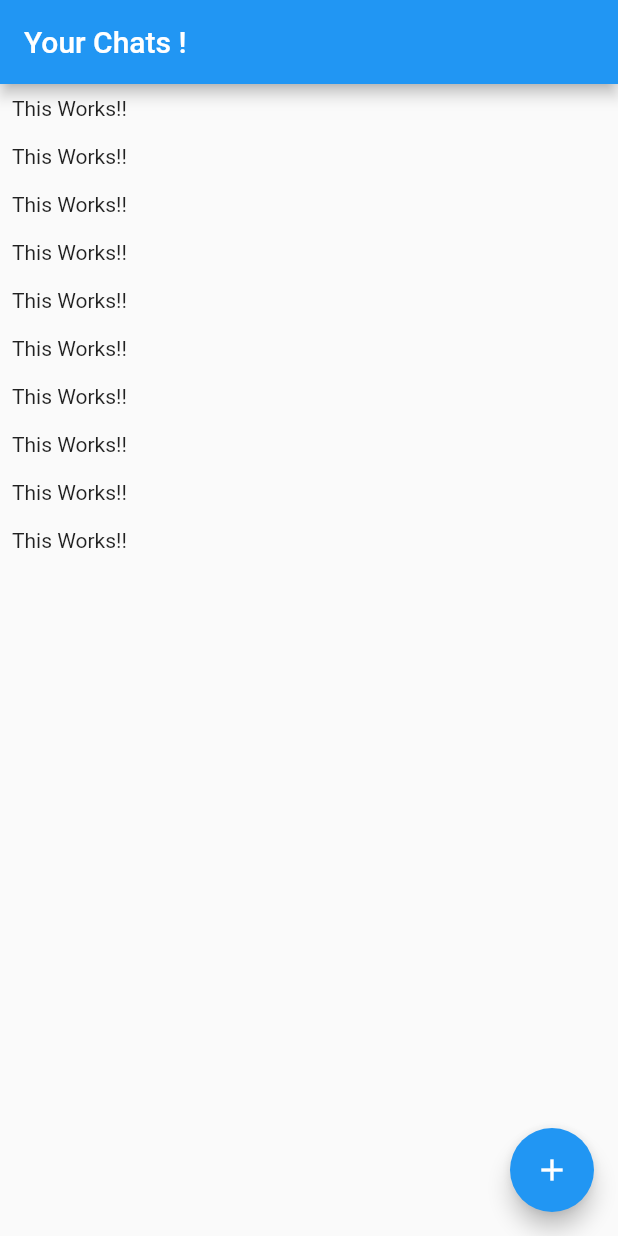
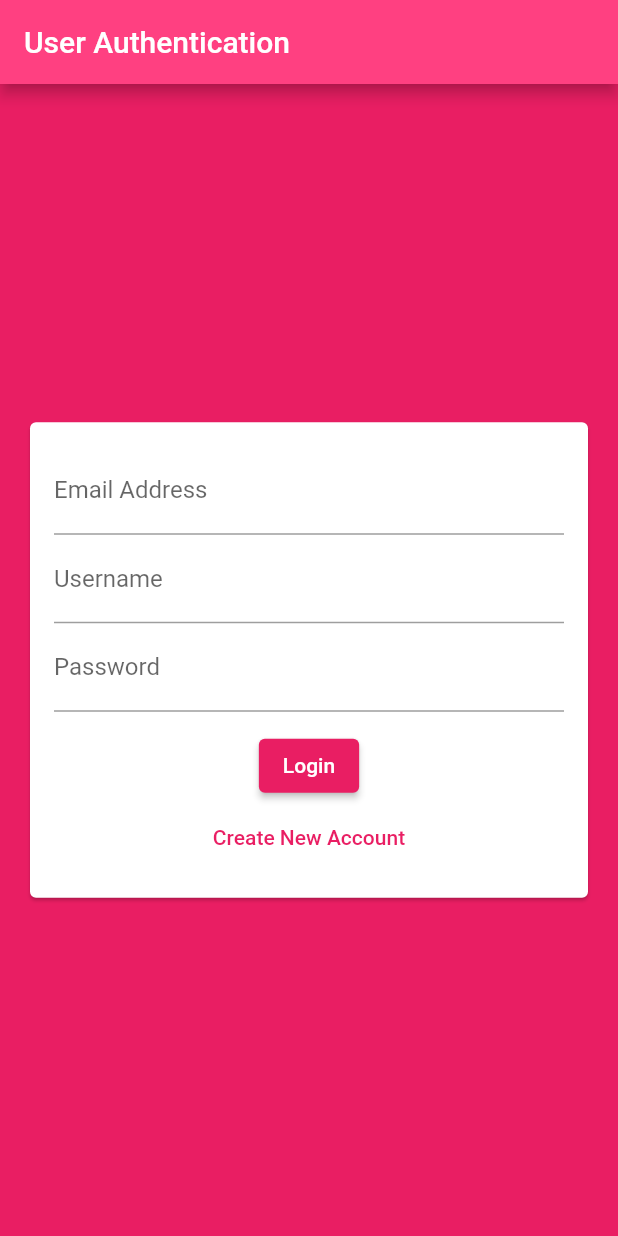
Before and after one commit to bharatbudhori/Flutter_Chat, a Flutter app: the screen it shows after launch, on a phone screen of 412 x 824 dp. Run offline on Flutter 3.47's test engine with Material 2 defaults, Android fonts, the phone set to English and light mode, and no system bars; our stand-ins replace cloud_firestore, firebase_core; accounts and stored records are empty.

Commit message:
Setting up Theme

```diff
--- a/lib/main.dart
+++ b/lib/main.dart
@@ -2,6 +2,7 @@ import 'package:flutter/material.dart';
 import 'package:firebase_core/firebase_core.dart';
 
 import './screens/chat_screen.dart';
+import './screens/auth_screen.dart';
 
 void main() async {
   WidgetsFlutterBinding.ensureInitialized();
@@ -15,11 +16,22 @@ class MyApp extends StatelessWidget {
   @override
   Widget build(BuildContext context) {
     return MaterialApp(
+      debugShowCheckedModeBanner: false,
       title: 'Flutter Chat',
       theme: ThemeData(
-        primarySwatch: Colors.blue,
+        primarySwatch: Colors.pink,
+        backgroundColor: Colors.pink,
+        accentColor: Colors.deepPurple,
+        accentColorBrightness: Brightness.dark,
+        buttonTheme: ButtonTheme.of(context).copyWith(
+          buttonColor: Colors.pink,
+          textTheme: ButtonTextTheme.primary,
+          shape: RoundedRectangleBorder(
+            borderRadius: BorderRadius.circular(20),
+          ),
+        ),
       ),
-      home: ChatScreen(),
+      home: AuthScreen(),
     );
   }
 }
--- a/lib/screens/auth_screen.dart
+++ b/lib/screens/auth_screen.dart
@@ -0,0 +1,22 @@
+import 'package:flutter/material.dart';
+
+import '../widgets/auth/auth_form.dart';
+
+class AuthScreen extends StatefulWidget {
+  @override
+  _AuthScreenState createState() => _AuthScreenState();
+}
+
+class _AuthScreenState extends State<AuthScreen> {
+  @override
+  Widget build(BuildContext context) {
+    return Scaffold(
+      backgroundColor: Theme.of(context).primaryColor,
+      appBar: AppBar(
+        backgroundColor: Colors.pinkAccent,
+        title: Text('User Authentication'),
+      ),
+      body: AuthForm(),
+    );
+  }
+}
--- a/lib/screens/chat_screen.dart
+++ b/lib/screens/chat_screen.dart
@@ -8,22 +8,31 @@ class ChatScreen extends StatelessWidget {
       appBar: AppBar(
         title: Text('Your Chats !'),
       ),
-      body: ListView.builder(
-          itemCount: 10,
-          itemBuilder: (ctx, index) => Container(
-                padding: EdgeInsets.all(8),
-                child: Text("This Works!!"),
-              )),
+      body: StreamBuilder(
+        stream: FirebaseFirestore.instance
+            .collection('chats/MuPIJYEwJVZh3gm8tarY/messages')
+            .snapshots(),
+        builder: (ctx, streamSnapshot) {
+          if (streamSnapshot.connectionState == ConnectionState.waiting) {
+            return Center(
+              child: CircularProgressIndicator(),
+            );
+          }
+          final documents = streamSnapshot.data.docs;
+          return ListView.builder(
+            itemCount: documents.length,
+            itemBuilder: (ctx, index) => Container(
+              padding: EdgeInsets.all(8),
+              child: Text(documents[index]['text']),
+            ),
+          );
+        },
+      ),
       floatingActionButton: FloatingActionButton(
         child: Icon(Icons.add),
         onPressed: () {
-          FirebaseFirestore.instance
-              .collection('chats/MuPIJYEwJVZh3gm8tarY/messages')
-              .snapshots()
-              .listen((event) {
-            event.docs.forEach((element) {
-              print(element['text']);
-            });
+          FirebaseFirestore.instance.collection('chats/MuPIJYEwJVZh3gm8tarY/messages').add({
+            'text':'this was added by clicking the button'
           });
         },
       ),
--- /dev/null
+++ b/lib/widgets/auth/auth_form.dart
@@ -0,0 +1,53 @@
+import 'package:flutter/material.dart';
+
+class AuthForm extends StatefulWidget {
+  @override
+  _AuthFormState createState() => _AuthFormState();
+}
+
+class _AuthFormState extends State<AuthForm> {
+  @override
+  Widget build(BuildContext context) {
+    return Center(
+      child: Card(
+        margin: EdgeInsets.all(20),
+        child: SingleChildScrollView(
+          padding: EdgeInsets.all(16),
+          child: Form(
+            child: Column(
+              mainAxisSize: MainAxisSize.min,
+              children: [
+                TextFormField(
+                  keyboardType: TextInputType.emailAddress,
+                  decoration: InputDecoration(
+                    labelText: 'Email Address',
+                  ),
+                ),
+                TextFormField(
+                  decoration: InputDecoration(
+                    labelText: 'Username',
+                  ),
+                ),
+                TextFormField(
+                  decoration: InputDecoration(
+                    labelText: 'Password',
+                  ),
+                  obscureText: true,
+                ),
+                SizedBox(height: 12),
+                ElevatedButton(
+                  onPressed: () {},
+                  child: Text('Login'),
+                ),
+                TextButton(
+                  onPressed: () {},
+                  child: Text('Create New Account'),
+                ),
+              ],
+            ),
+          ),
+        ),
+      ),
+    );
+  }
+}
```
